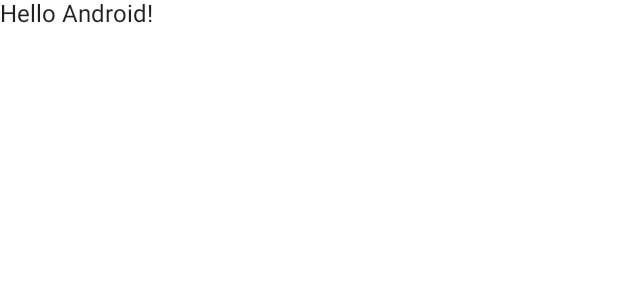
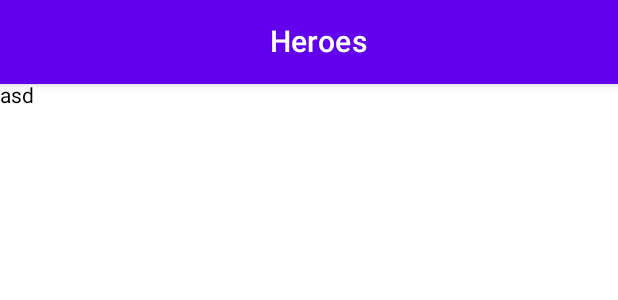
Before and after one commit to Di3go7/JPCMesaEjercicios, an Android app built with Jetpack Compose: the @Preview function DefaultPreview, on a phone screen of 412 x 824 dp. Shown: the top 300 px of the screen. Run offline under Robolectric (Android 15) with nearby library versions, the phone set to English and light mode, and no system bars.

Commit message:
[FEATURE] Added Heroes screen and toolbar.

```diff
--- a/app/src/main/java/com/example/jpcmesaejercicios/MainActivity.kt
+++ b/app/src/main/java/com/example/jpcmesaejercicios/MainActivity.kt
@@ -10,34 +10,21 @@ import androidx.compose.material.Text
 import androidx.compose.runtime.Composable
 import androidx.compose.ui.Modifier
 import androidx.compose.ui.tooling.preview.Preview
+import com.example.jpcmesaejercicios.ui.heroes.HeroesScreen
 import com.example.jpcmesaejercicios.ui.theme.JPCMesaEjerciciosTheme
 
 class MainActivity : ComponentActivity() {
     override fun onCreate(savedInstanceState: Bundle?) {
         super.onCreate(savedInstanceState)
         setContent {
-            JPCMesaEjerciciosTheme {
-                // A surface container using the 'background' color from the theme
-                Surface(
-                    modifier = Modifier.fillMaxSize(),
-                    color = MaterialTheme.colors.background
-                ) {
-                    Greeting("Android")
-                }
-            }
+            HeroesScreen()
         }
     }
 }
 
-@Composable
-fun Greeting(name: String) {
-    Text(text = "Hello $name!")
-}
 
 @Preview(showBackground = true)
 @Composable
 fun DefaultPreview() {
-    JPCMesaEjerciciosTheme {
-        Greeting("Android")
-    }
+    HeroesScreen()
 }
--- /dev/null
+++ b/app/src/main/java/com/example/jpcmesaejercicios/ui/heroes/HeroesScreen.kt
@@ -0,0 +1,38 @@
+package com.example.jpcmesaejercicios.ui.heroes
+
+import androidx.compose.foundation.layout.Row
+import androidx.compose.foundation.layout.fillMaxSize
+import androidx.compose.foundation.layout.fillMaxWidth
+import androidx.compose.material.Scaffold
+import androidx.compose.material.Text
+import androidx.compose.material.TopAppBar
+import androidx.compose.runtime.Composable
+import androidx.compose.ui.Alignment
+import androidx.compose.ui.Modifier
+import androidx.compose.ui.text.style.TextAlign
+
+@Composable
+fun HeroesScreen() {
+    Scaffold(
+        topBar = {
+            TopAppBar(
+                title = {
+                    Row(
+                        Modifier.fillMaxSize(),
+                        verticalAlignment = Alignment.CenterVertically
+                    ) {
+
+                        Text(
+                            modifier = Modifier.fillMaxWidth(),
+                            textAlign = TextAlign.Center,
+                            maxLines = 1,
+                            text = "Heroes"
+                        )
+                    }
+                }
+            )
+        }
+    ) { padding ->
+        Text(text = "asd")
+    }
+}
```
